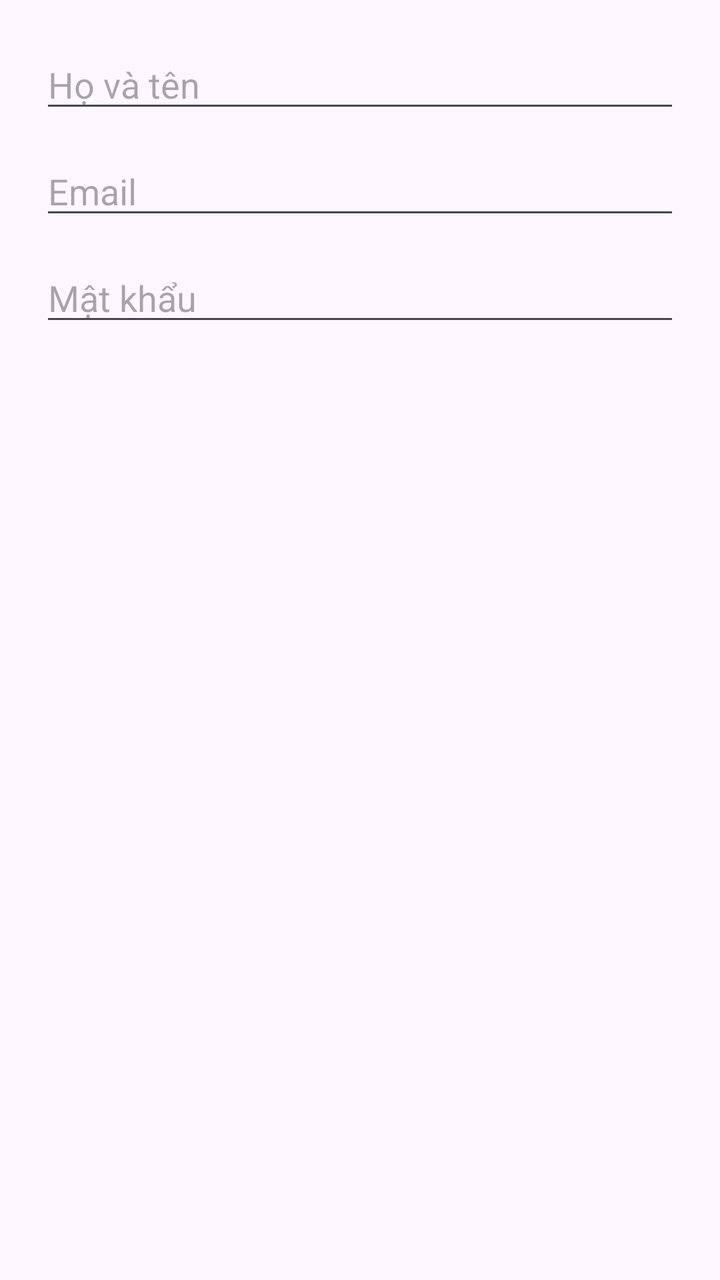
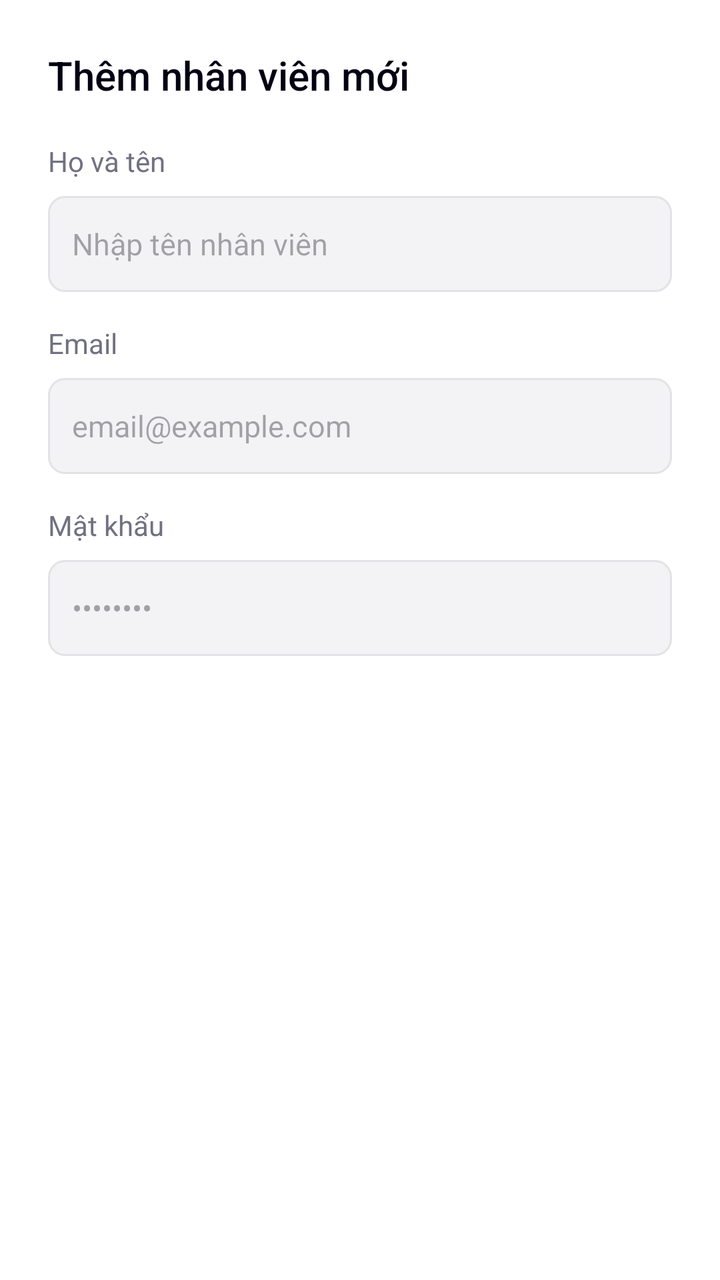

Two renders of the same Android screen: before a commit and after it. Below are the layout's source before the change and the commit's diff.
<!-- AndroidManifest.xml: application theme Theme.Billards -->
<!-- res/layout/dialog_add_staff.xml -->
<?xml version="1.0" encoding="utf-8"?>
<LinearLayout xmlns:android="http://schemas.android.com/apk/res/android"
    android:layout_width="match_parent"
    android:layout_height="wrap_content"
    android:orientation="vertical"
    android:padding="20dp">

    <EditText
        android:id="@+id/etStaffName"
        android:layout_width="match_parent"
        android:layout_height="wrap_content"
        android:hint="Họ và tên"
        android:inputType="textPersonName" />

    <EditText
        android:id="@+id/etStaffEmail"
        android:layout_width="match_parent"
        android:layout_height="wrap_content"
        android:layout_marginTop="12dp"
        android:hint="Email"
        android:inputType="textEmailAddress" />

    <EditText
        android:id="@+id/etStaffPassword"
        android:layout_width="match_parent"
        android:layout_height="wrap_content"
        android:layout_marginTop="12dp"
        android:hint="Mật khẩu"
        android:inputType="textPassword" />

</LinearLayout>
<!-- resources referenced by this layout -->
<resources>
  <style name="Theme.Billards" parent="Base.Theme.Billards" />
  <style name="Base.Theme.Billards" parent="Theme.Material3.DayNight.NoActionBar">
          
          
      </style>
</resources>

<!-- the commit's change to res/layout/dialog_add_staff.xml (unified diff, before → after) -->
@@ -1,31 +1,74 @@
 <?xml version="1.0" encoding="utf-8"?>
 <LinearLayout xmlns:android="http://schemas.android.com/apk/res/android"
+    xmlns:app="http://schemas.android.com/apk/res-auto"
     android:layout_width="match_parent"
     android:layout_height="wrap_content"
     android:orientation="vertical"
-    android:padding="20dp">
+    android:padding="24dp">
+
+    <TextView
+        android:layout_width="wrap_content"
+        android:layout_height="wrap_content"
+        android:text="Thêm nhân viên mới"
+        android:textColor="@color/foreground"
+        android:textSize="20sp"
+        android:fontFamily="sans-serif-medium"
+        android:layout_marginBottom="20dp"/>
+
+    <TextView
+        android:layout_width="wrap_content"
+        android:layout_height="wrap_content"
+        android:text="Họ và tên"
+        android:textColor="@color/muted_foreground"
+        android:textSize="14sp"
+        android:layout_marginBottom="8dp"/>
 
     <EditText
         android:id="@+id/etStaffName"
         android:layout_width="match_parent"
+        android:layout_height="48dp"
+        android:background="@drawable/bg_edittext"
+        android:hint="Nhập tên nhân viên"
+        android:paddingHorizontal="12dp"
+        android:inputType="textPersonName"
+        android:textSize="15sp"
+        android:layout_marginBottom="16dp"/>
+
+    <TextView
+        android:layout_width="wrap_content"
         android:layout_height="wrap_content"
-        android:hint="Họ và tên"
-        android:inputType="textPersonName" />
+        android:text="Email"
+        android:textColor="@color/muted_foreground"
+        android:textSize="14sp"
+        android:layout_marginBottom="8dp"/>
 
     <EditText
         android:id="@+id/etStaffEmail"
         android:layout_width="match_parent"
+        android:layout_height="48dp"
+        android:background="@drawable/bg_edittext"
+        android:hint="email@example.com"
+        android:paddingHorizontal="12dp"
+        android:inputType="textEmailAddress"
+        android:textSize="15sp"
+        android:layout_marginBottom="16dp"/>
+
+    <TextView
+        android:layout_width="wrap_content"
         android:layout_height="wrap_content"
-        android:layout_marginTop="12dp"
-        android:hint="Email"
-        android:inputType="textEmailAddress" />
+        android:text="Mật khẩu"
+        android:textColor="@color/muted_foreground"
+        android:textSize="14sp"
+        android:layout_marginBottom="8dp"/>
 
     <EditText
         android:id="@+id/etStaffPassword"
         android:layout_width="match_parent"
-        android:layout_height="wrap_content"
-        android:layout_marginTop="12dp"
-        android:hint="Mật khẩu"
-        android:inputType="textPassword" />
+        android:layout_height="48dp"
+        android:background="@drawable/bg_edittext"
+        android:hint="••••••••"
+        android:paddingHorizontal="12dp"
+        android:inputType="textPassword"
+        android:textSize="15sp" />
 
 </LinearLayout>
<!-- resource entries referenced after the edit -->
@@ -1,9 +1,37 @@
 <!-- resources referenced by this layout -->
 <resources>
+  <color name="foreground">#030213</color>
+  <color name="muted_foreground">#717182</color>
+  <!-- drawable bg_edittext (drawable) -->
+  <?xml version="1.0" encoding="utf-8"?>
+  <shape xmlns:android="http://schemas.android.com/apk/res/android">
+      <solid android:color="@color/input_background" />
+      <corners android:radius="8dp" />
+      <stroke android:width="1dp" android:color="@color/border" />
+  </shape>
   <style name="Theme.Billards" parent="Base.Theme.Billards" />
+  <color name="input_background">#F3F3F5</color>
+  <color name="border">#E2E2E7</color>
   <style name="Base.Theme.Billards" parent="Theme.Material3.DayNight.NoActionBar">
           
+          <item name="colorPrimary">@color/primary</item>
+          <item name="android:windowBackground">@color/background</item>
           
+          
+          <item name="materialButtonStyle">@style/Widget.Billards.Button.Primary</item>
       </style>
+  <color name="primary">#030213</color>
+  <color name="background">#FFFFFF</color>
+  <style name="Widget.Billards.Button.Primary" parent="Widget.Material3.Button">
+          <item name="backgroundTint">@color/blue_600</item>
+          <item name="android:textColor">@color/white</item>
+          <item name="cornerRadius">8dp</item>
+          <item name="android:textAllCaps">false</item>
+          <item name="android:insetTop">0dp</item>
+          <item name="android:insetBottom">0dp</item>
+          <item name="android:fontFamily">sans-serif-medium</item>
+      </style>
+  <color name="blue_600">#2563EB</color>
+  <color name="white">#FFFFFFFF</color>
 </resources>
 
